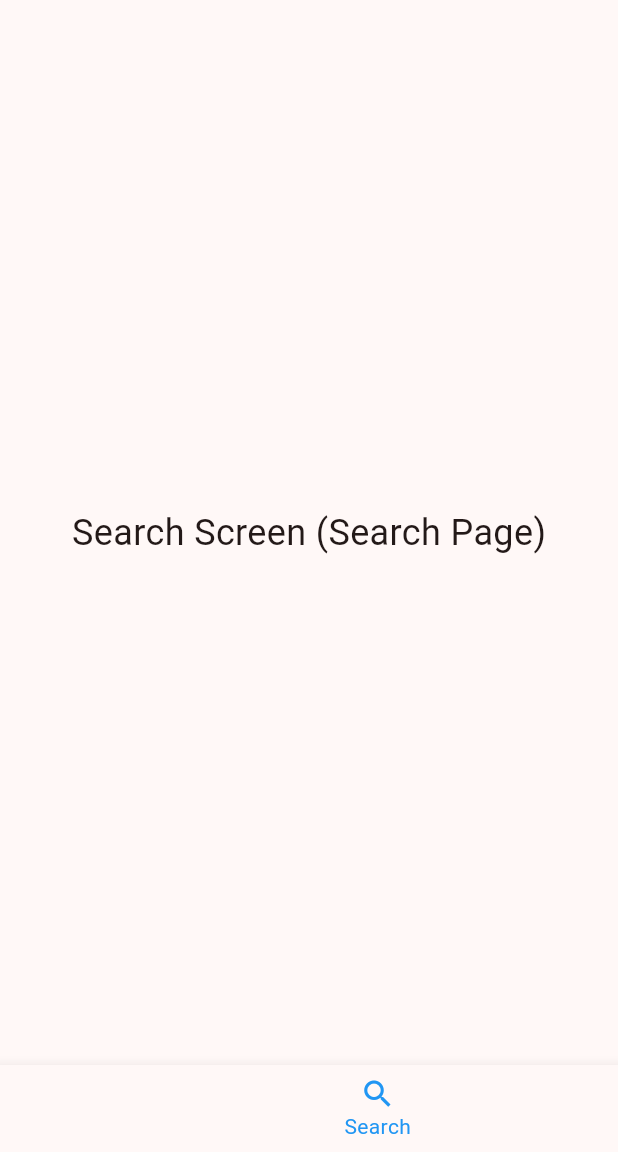
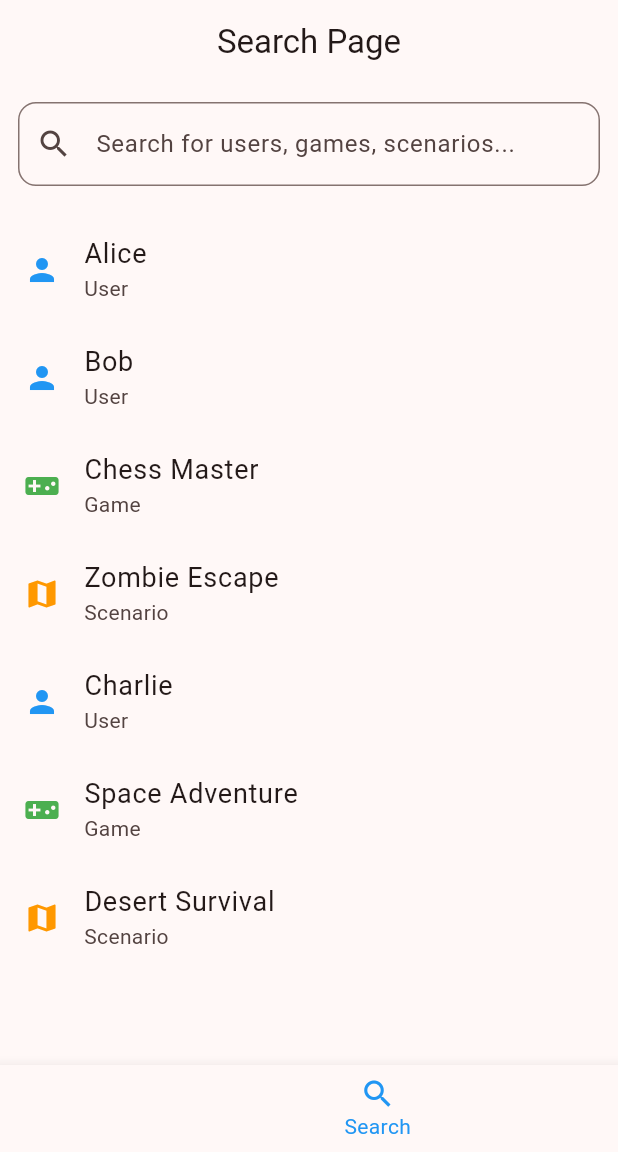
Before and after one commit to zesp11/zesp11_monorepo, a Flutter app: the screen it shows after launch, item 3 of the bottom bar chosen, on a phone screen of 412 x 824 dp, the part 84-1236 px from its top. Run offline on Flutter 3.47's test engine with Material 3 defaults, Android fonts, the phone set to English and light mode, and no system bars; network calls fail.

Commit message:
Improve searching page

```diff
--- a/mobile/goadventure/lib/screens/searchPage.dart
+++ b/mobile/goadventure/lib/screens/searchPage.dart
@@ -1,15 +1,109 @@
 import 'package:flutter/material.dart';
 
-class SearchPage extends StatelessWidget {
+class SearchPage extends StatefulWidget {
   const SearchPage({super.key});
 
   @override
+  State<SearchPage> createState() => _SearchPageState();
+}
+
+class _SearchPageState extends State<SearchPage> {
+  // TODO: create model to fetch info from db
+  final List<Map<String, String>> _allItems = [
+    {'name': 'Alice', 'type': 'User'},
+    {'name': 'Bob', 'type': 'User'},
+    {'name': 'Chess Master', 'type': 'Game'},
+    {'name': 'Zombie Escape', 'type': 'Scenario'},
+    {'name': 'Charlie', 'type': 'User'},
+    {'name': 'Space Adventure', 'type': 'Game'},
+    {'name': 'Desert Survival', 'type': 'Scenario'},
+  ];
+  String _query = "";
+
+  List<Map<String, String>> get _filteredItems {
+    return _allItems
+        .where((item) =>
+            item['name']!.toLowerCase().contains(_query.toLowerCase()))
+        .toList();
+  }
+
+  @override
   Widget build(BuildContext context) {
-    return const Center(
-      child: Text(
-        'Search Screen (Search Page)',
-        style: TextStyle(fontSize: 24),
+    return Scaffold(
+      appBar: AppBar(
+        title: const Text('Search Page'),
+        centerTitle: true,
+      ),
+      body: Column(
+        children: [
+          // Search Bar
+          Padding(
+            padding: const EdgeInsets.all(12.0),
+            child: TextField(
+              decoration: InputDecoration(
+                hintText: 'Search for users, games, scenarios...',
+                prefixIcon: const Icon(Icons.search),
+                border: OutlineInputBorder(
+                  borderRadius: BorderRadius.circular(12),
+                ),
+              ),
+              onChanged: (value) {
+                setState(() {
+                  _query = value; // Update query
+                });
+              },
+            ),
+          ),
+          const SizedBox(height: 8),
+
+          // Results Section
+          Expanded(
+            child: _filteredItems.isEmpty
+                ? const Center(
+                    child: Text(
+                      'No results found',
+                      style: TextStyle(fontSize: 18, color: Colors.grey),
+                    ),
+                  )
+                : ListView.builder(
+                    itemCount: _filteredItems.length,
+                    itemBuilder: (context, index) {
+                      final item = _filteredItems[index];
+                      return ListTile(
+                        leading: _getIconForType(item['type']!),
+                        title: Text(
+                          item['name']!,
+                          style: const TextStyle(fontSize: 18),
+                        ),
+                        subtitle: Text(item['type']!),
+                        onTap: () {
+                          // Action when an item is tapped
+                          ScaffoldMessenger.of(context).showSnackBar(
+                            SnackBar(
+                              content: Text('Selected: ${item['name']}'),
+                            ),
+                          );
+                        },
+                      );
+                    },
+                  ),
+          ),
+        ],
       ),
     );
   }
+
+  // Helper function to return an icon based on type
+  Icon _getIconForType(String type) {
+    switch (type) {
+      case 'User':
+        return const Icon(Icons.person, color: Colors.blue);
+      case 'Game':
+        return const Icon(Icons.videogame_asset, color: Colors.green);
+      case 'Scenario':
+        return const Icon(Icons.map, color: Colors.orange);
+      default:
+        return const Icon(Icons.help_outline);
+    }
+  }
 }
```
